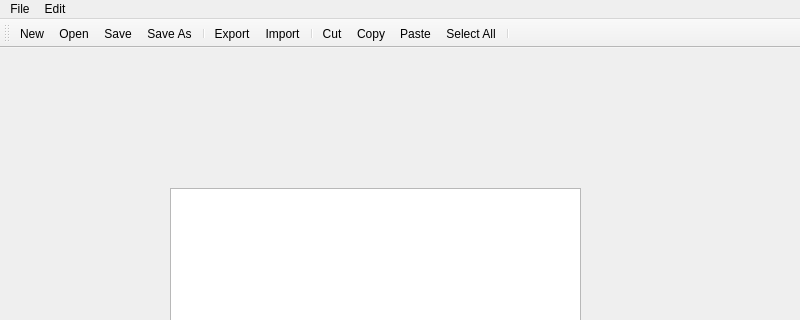
Old version of the form Text_editor/mainwindow.ui in the repository sangzelahnamte/Word_editor; both pictures show x 0 to 800 and y 0 to 320 of the 800 by 600 pixel window.
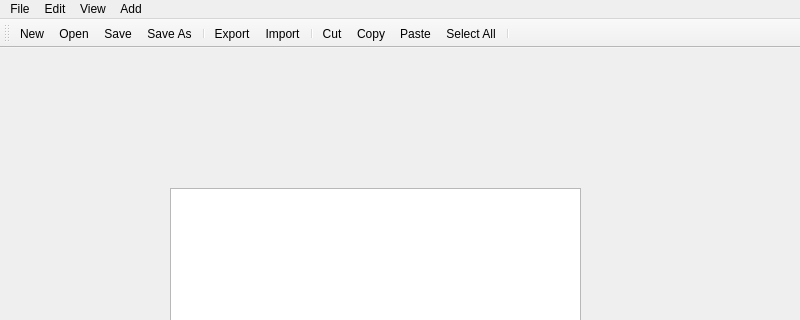
New version of the form. Icons and pictures are not drawn.

Commit message: tool bar view method added

```diff
--- a/Text_editor/mainwindow.ui
+++ b/Text_editor/mainwindow.ui
@@ -73,8 +73,30 @@
     <addaction name="separator"/>
     <addaction name="actionPreference"/>
    </widget>
+   <widget class="QMenu" name="menuView">
+    <property name="title">
+     <string>View</string>
+    </property>
+    <addaction name="actionToolbar_top"/>
+    <addaction name="actionToolbar_left"/>
+    <addaction name="actionToolbar_right"/>
+    <addaction name="actionToolbar_bottom"/>
+    <addaction name="separator"/>
+    <addaction name="actionToolbar_moveable"/>
+    <addaction name="actionToolbar_floatable"/>
+   </widget>
+   <widget class="QMenu" name="menuAdd">
+    <property name="title">
+     <string>Add</string>
+    </property>
+    <addaction name="actionSnake"/>
+    <addaction name="actionDog"/>
+    <addaction name="actionBirds"/>
+   </widget>
    <addaction name="menuFile"/>
    <addaction name="menuEdit"/>
+   <addaction name="menuView"/>
+   <addaction name="menuAdd"/>
   </widget>
   <widget class="QStatusBar" name="statusbar"/>
   <widget class="QToolBar" name="toolBar">
```
Left out of the diff: 51 changed lines with no effect on the pictures. The commit also changes 2 other files.
